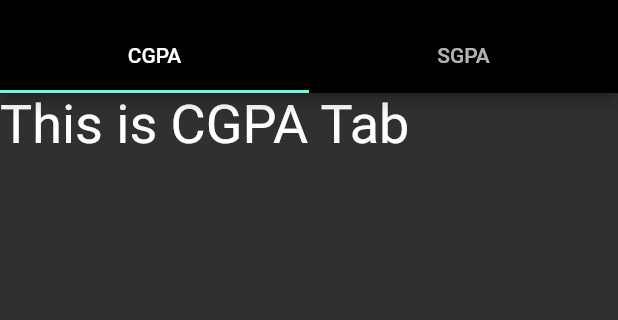
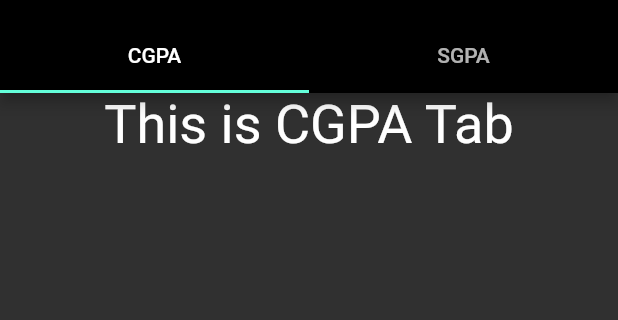
Before and after one commit to Kemosabe2911/ktu_app_flutter, a Flutter app: the screen it shows after launch, on a phone screen of 412 x 824 dp, the part 63-383 px from its top. Run offline on Flutter 3.47's test engine with Material 2 defaults, Android fonts, the phone set to English and light mode, and no system bars.

Commit message:
cgpa tab content edited

```diff
--- a/ktu_help/lib/main.dart
+++ b/ktu_help/lib/main.dart
@@ -69,7 +69,7 @@ class _MyTabbedPageState extends State<MyTabbedPage> with SingleTickerProviderSt
       body: TabBarView(
         controller: _tabController,
         children:[
-          Text('This is CGPA Tab',style: const TextStyle(fontSize: 36),),
+          Text('This is CGPA Tab',style: const TextStyle(fontSize: 36), textAlign: TextAlign.center),
           Text('This is SGPA Tab',style: const TextStyle(fontSize: 36),),
 
         ]),/*myTabs.map((Tab tab) {
```
